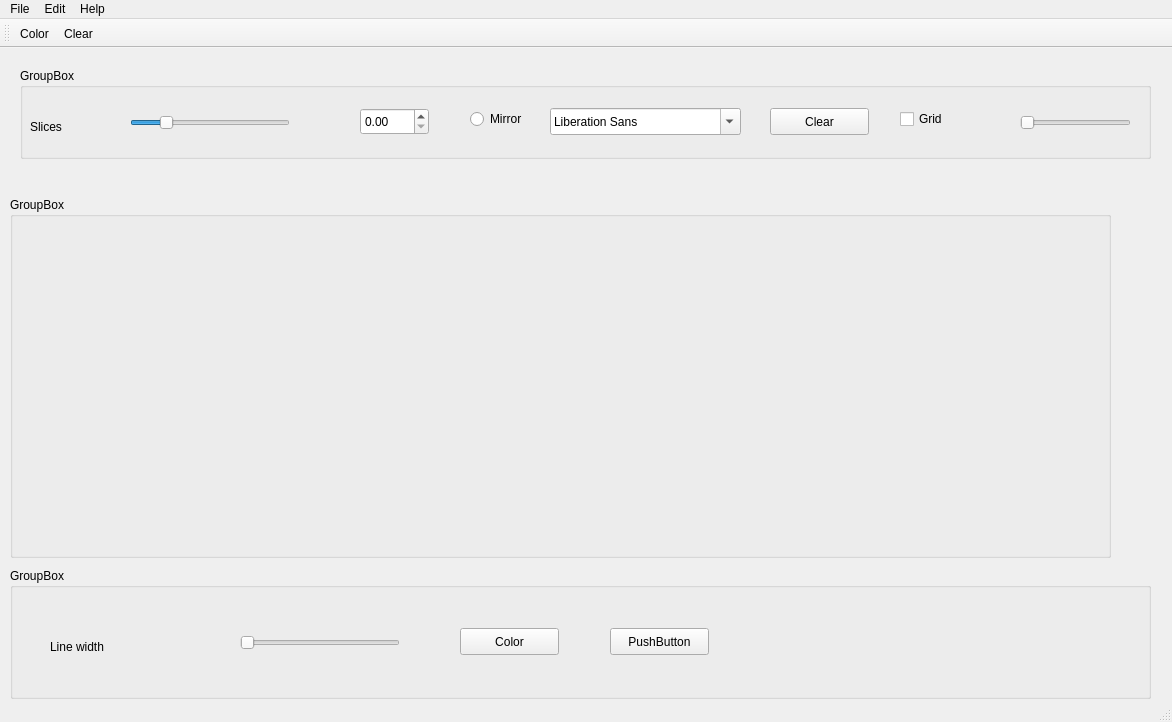
First picture: the form in mainwindow.ui, repository b6e4n/Mandala, before the edit.
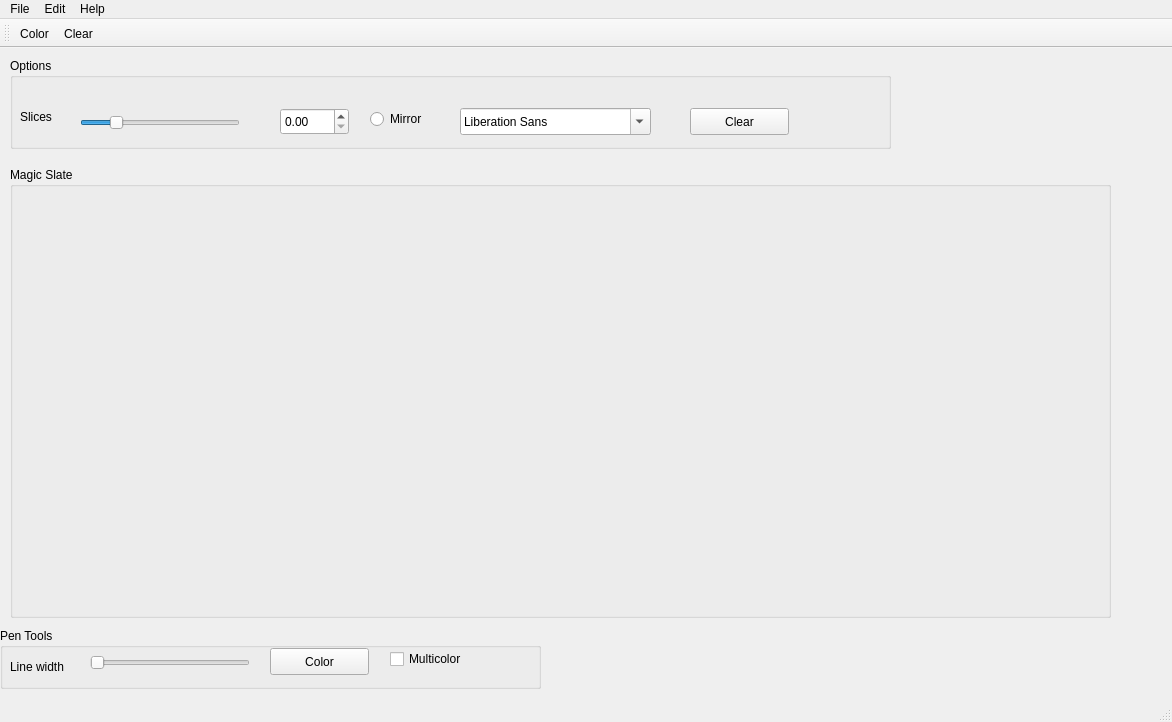
Second picture: the form after the edit. Custom widgets are drawn as their Qt base class.

Diff of the .ui file:
```diff
--- a/mainwindow.ui
+++ b/mainwindow.ui
@@ -17,14 +17,14 @@
    <widget class="QGroupBox" name="groupBox">
     <property name="geometry">
      <rect>
-      <x>20</x>
-      <y>20</y>
-      <width>1131</width>
+      <x>10</x>
+      <y>10</y>
+      <width>881</width>
       <height>91</height>
      </rect>
     </property>
     <property name="title">
-     <string>GroupBox</string>
+     <string>Options</string>
     </property>
     <widget class="QLabel" name="label">
      <property name="geometry">
@@ -42,8 +42,8 @@
     <widget class="QSlider" name="horizontalSlider">
      <property name="geometry">
       <rect>
-       <x>110</x>
-       <y>40</y>
+       <x>70</x>
+       <y>50</y>
        <width>160</width>
        <height>29</height>
       </rect>
@@ -61,8 +61,8 @@
     <widget class="QDoubleSpinBox" name="doubleSpinBox">
      <property name="geometry">
       <rect>
-       <x>340</x>
-       <y>40</y>
+       <x>270</x>
+       <y>50</y>
        <width>69</width>
        <height>27</height>
       </rect>
@@ -71,45 +71,19 @@
     <widget class="QFontComboBox" name="fontComboBox">
      <property name="geometry">
       <rect>
-       <x>530</x>
-       <y>40</y>
+       <x>450</x>
+       <y>50</y>
        <width>191</width>
        <height>27</height>
       </rect>
      </property>
     </widget>
-    <widget class="QSlider" name="horizontalSlider_2">
-     <property name="geometry">
-      <rect>
-       <x>1000</x>
-       <y>40</y>
-       <width>111</width>
-       <height>29</height>
-      </rect>
-     </property>
-     <property name="orientation">
-      <enum>Qt::Horizontal</enum>
-     </property>
-    </widget>
-    <widget class="QCheckBox" name="checkBox">
-     <property name="geometry">
-      <rect>
-       <x>880</x>
-       <y>40</y>
-       <width>97</width>
-       <height>22</height>
-      </rect>
-     </property>
-     <property name="text">
-      <string>Grid</string>
-     </property>
-    </widget>
     <widget class="QRadioButton" name="radioButton">
      <property name="geometry">
       <rect>
-       <x>450</x>
-       <y>40</y>
-       <width>117</width>
+       <x>360</x>
+       <y>50</y>
+       <width>81</width>
        <height>22</height>
       </rect>
      </property>
@@ -120,8 +94,8 @@
     <widget class="QPushButton" name="pushButton">
      <property name="geometry">
       <rect>
-       <x>750</x>
-       <y>40</y>
+       <x>680</x>
+       <y>50</y>
        <width>99</width>
        <height>27</height>
       </rect>
@@ -135,21 +109,21 @@
     <property name="geometry">
      <rect>
       <x>10</x>
-      <y>149</y>
+      <y>119</y>
       <width>1101</width>
-      <height>361</height>
+      <height>451</height>
      </rect>
     </property>
     <property name="title">
-     <string>GroupBox</string>
+     <string>Magic Slate</string>
     </property>
     <widget class="PaintingWidget" name="paintingWidget" native="true">
      <property name="geometry">
       <rect>
        <x>239</x>
-       <y>39</y>
-       <width>461</width>
-       <height>301</height>
+       <y>29</y>
+       <width>691</width>
+       <height>401</height>
       </rect>
      </property>
     </widget>
@@ -157,20 +131,20 @@
    <widget class="QGroupBox" name="groupBox_3">
     <property name="geometry">
      <rect>
-      <x>10</x>
-      <y>520</y>
-      <width>1141</width>
-      <height>131</height>
+      <x>0</x>
+      <y>580</y>
+      <width>541</width>
+      <height>61</height>
      </rect>
     </property>
     <property name="title">
-     <string>GroupBox</string>
+     <string>Pen Tools</string>
     </property>
     <widget class="QLabel" name="label_2">
      <property name="geometry">
       <rect>
-       <x>40</x>
-       <y>70</y>
+       <x>10</x>
+       <y>30</y>
        <width>71</width>
        <height>17</height>
       </rect>
@@ -182,8 +156,8 @@
     <widget class="QSlider" name="horizontalSlider_3">
      <property name="geometry">
       <rect>
-       <x>230</x>
-       <y>60</y>
+       <x>90</x>
+       <y>20</y>
        <width>160</width>
        <height>29</height>
       </rect>
@@ -195,8 +169,8 @@
     <widget class="QPushButton" name="pushButton_2">
      <property name="geometry">
       <rect>
-       <x>450</x>
-       <y>60</y>
+       <x>270</x>
+       <y>20</y>
        <width>99</width>
        <height>27</height>
       </rect>
@@ -205,17 +179,17 @@
       <string>Color</string>
      </property>
     </widget>
-    <widget class="QPushButton" name="pushButton_3">
+    <widget class="QCheckBox" name="checkBox_2">
      <property name="geometry">
       <rect>
-       <x>600</x>
-       <y>60</y>
-       <width>99</width>
-       <height>27</height>
+       <x>390</x>
+       <y>20</y>
+       <width>97</width>
+       <height>22</height>
       </rect>
      </property>
      <property name="text">
-      <string>PushButton</string>
+      <string>Multicolor</string>
      </property>
     </widget>
    </widget>
```
Left out of the diff: 2 changed lines with no effect on the pictures.
